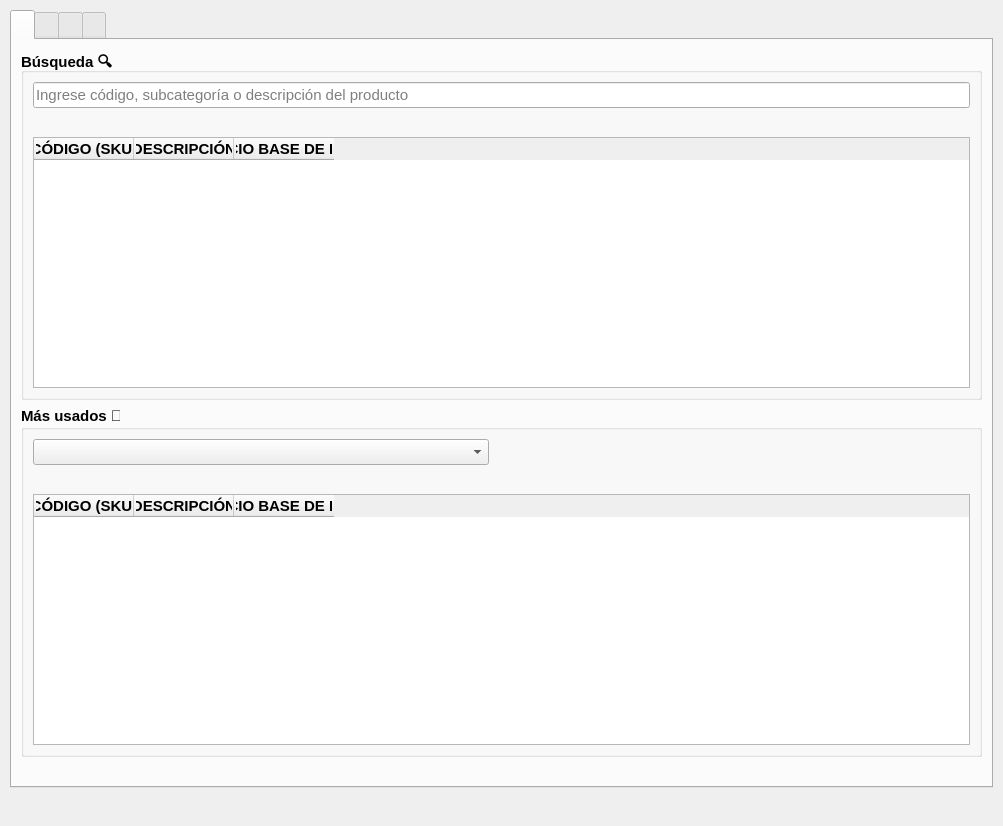
The window that ui/app.ui (angelogllrd/PrecioFacil) describes before a commit, drawn with Qt 5.
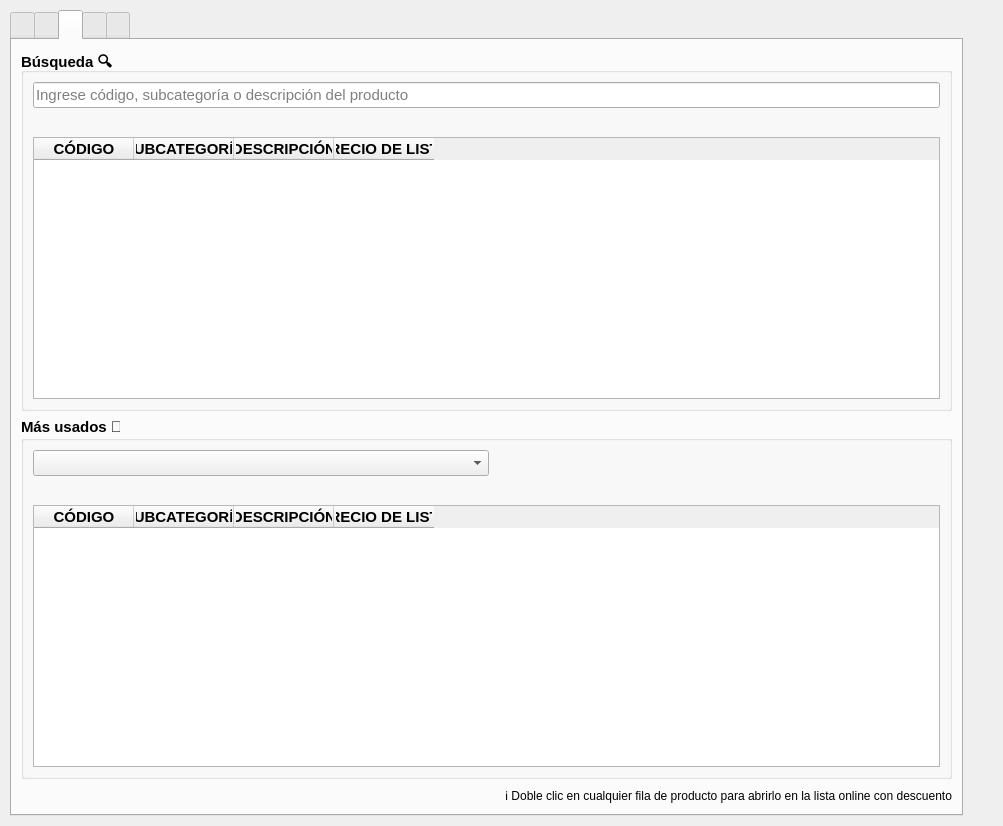
The same window after the commit. The open tabs and pages were chosen to show the change. Icons and pictures are not drawn.

Commit message: agregada lista de VTM, doble clic para abrir lista online, y pequeños cambios de interfaz

Diff of the .ui file:
```diff
--- a/ui/app.ui
+++ b/ui/app.ui
@@ -31,79 +31,21 @@
     <property name="bottomMargin">
      <number>10</number>
     </property>
-    <item row="1" column="0">
-     <layout class="QHBoxLayout" name="horizontalLayout">
+    <item row="0" column="1">
+     <layout class="QVBoxLayout" name="verticalLayout_5">
       <item>
-       <spacer name="horizontalSpacer_2">
+       <spacer name="verticalSpacer_3">
         <property name="orientation">
-         <enum>Qt::Orientation::Horizontal</enum>
+         <enum>Qt::Orientation::Vertical</enum>
         </property>
         <property name="sizeHint" stdset="0">
          <size>
-          <width>40</width>
-          <height>20</height>
+          <width>20</width>
+          <height>40</height>
          </size>
         </property>
        </spacer>
       </item>
-      <item>
-       <widget class="QPushButton" name="pushButton_theme">
-        <property name="maximumSize">
-         <size>
-          <width>24</width>
-          <height>16777215</height>
-         </size>
-        </property>
-        <property name="toolTip">
-         <string>Cambiar tema</string>
-        </property>
-        <property name="text">
-         <string/>
-        </property>
-        <property name="icon">
-         <iconset>
-          <normaloff>resources/icons/icon_mode_dark.svg</normaloff>resources/icons/icon_mode_dark.svg</iconset>
-        </property>
-        <property name="iconSize">
-         <size>
-          <width>20</width>
-          <height>20</height>
-         </size>
-        </property>
-        <property name="flat">
-         <bool>true</bool>
-        </property>
-       </widget>
-      </item>
-      <item>
-       <widget class="QPushButton" name="pushButton_config">
-        <property name="maximumSize">
-         <size>
-          <width>24</width>
-          <height>16777215</height>
-         </size>
-        </property>
-        <property name="toolTip">
-         <string>Configuración</string>
-        </property>
-        <property name="text">
-         <string/>
-        </property>
-        <property name="icon">
-         <iconset>
-          <normaloff>resources/icons/icon_config_dark.svg</normaloff>resources/icons/icon_config_dark.svg</iconset>
-        </property>
-        <property name="iconSize">
-         <size>
-          <width>20</width>
-          <height>20</height>
-         </size>
-        </property>
-        <property name="flat">
-         <bool>true</bool>
-        </property>
-       </widget>
-      </item>
       <item>
        <widget class="QPushButton" name="pushButton_about">
         <property name="maximumSize">
@@ -133,6 +75,64 @@
         </property>
        </widget>
       </item>
+      <item>
+       <widget class="QPushButton" name="pushButton_config">
+        <property name="maximumSize">
+         <size>
+          <width>24</width>
+          <height>16777215</height>
+         </size>
+        </property>
+        <property name="toolTip">
+         <string>Configuración</string>
+        </property>
+        <property name="text">
+         <string/>
+        </property>
+        <property name="icon">
+         <iconset>
+          <normaloff>resources/icons/icon_config_dark.svg</normaloff>resources/icons/icon_config_dark.svg</iconset>
+        </property>
+        <property name="iconSize">
+         <size>
+          <width>20</width>
+          <height>20</height>
+         </size>
+        </property>
+        <property name="flat">
+         <bool>true</bool>
+        </property>
+       </widget>
+      </item>
+      <item>
+       <widget class="QPushButton" name="pushButton_theme">
+        <property name="maximumSize">
+         <size>
+          <width>24</width>
+          <height>16777215</height>
+         </size>
+        </property>
+        <property name="toolTip">
+         <string>Cambiar tema</string>
+        </property>
+        <property name="text">
+         <string/>
+        </property>
+        <property name="icon">
+         <iconset>
+          <normaloff>resources/icons/icon_mode_dark.svg</normaloff>resources/icons/icon_mode_dark.svg</iconset>
+        </property>
+        <property name="iconSize">
+         <size>
+          <width>20</width>
+          <height>20</height>
+         </size>
+        </property>
+        <property name="flat">
+         <bool>true</bool>
+        </property>
+       </widget>
+      </item>
      </layout>
     </item>
     <item row="0" column="0">
@@ -185,6 +185,9 @@
                <property name="placeholderText">
                 <string>Ingrese código, subcategoría o descripción del producto</string>
                </property>
+               <property name="clearButtonEnabled">
+                <bool>true</bool>
+               </property>
               </widget>
              </item>
              <item row="1" column="0">
@@ -385,17 +388,46 @@
            </widget>
           </item>
           <item>
-           <widget class="QLabel" name="label_validity_date_hh">
-            <property name="font">
-             <font>
-              <pointsize>9</pointsize>
-              <italic>false</italic>
-             </font>
-            </property>
-            <property name="text">
-             <string/>
-            </property>
-           </widget>
+           <layout class="QHBoxLayout" name="horizontalLayout_8">
+            <item>
+             <widget class="QLabel" name="label_validity_date_hh">
+              <property name="font">
+               <font>
+                <pointsize>9</pointsize>
+                <italic>false</italic>
+               </font>
+              </property>
+              <property name="text">
+               <string/>
+              </property>
+             </widget>
+            </item>
+            <item>
+             <spacer name="horizontalSpacer_7">
+              <property name="orientation">
+               <enum>Qt::Orientation::Horizontal</enum>
+              </property>
+              <property name="sizeHint" stdset="0">
+               <size>
+                <width>40</width>
+                <height>20</height>
+               </size>
+              </property>
+             </spacer>
+            </item>
+            <item>
+             <widget class="QLabel" name="label_3">
+              <property name="font">
+               <font>
+                <pointsize>9</pointsize>
+               </font>
+              </property>
+              <property name="text">
+               <string>ℹ️ Doble clic en cualquier fila de producto para abrirlo en la lista online con descuento</string>
+              </property>
+             </widget>
+            </item>
+           </layout>
           </item>
          </layout>
         </item>
@@ -635,7 +667,311 @@
            </widget>
           </item>
           <item>
-           <widget class="QLabel" name="label_validity_date_etma">
+           <layout class="QHBoxLayout" name="horizontalLayout">
+            <item>
+             <widget class="QLabel" name="label_validity_date_etma">
+              <property name="font">
+               <font>
+                <pointsize>9</pointsize>
+                <italic>false</italic>
+               </font>
+              </property>
+              <property name="text">
+               <string/>
+              </property>
+             </widget>
+            </item>
+            <item>
+             <spacer name="horizontalSpacer_2">
+              <property name="orientation">
+               <enum>Qt::Orientation::Horizontal</enum>
+              </property>
+              <property name="sizeHint" stdset="0">
+               <size>
+                <width>40</width>
+                <height>20</height>
+               </size>
+              </property>
+             </spacer>
+            </item>
+            <item>
+             <widget class="QLabel" name="label">
+              <property name="font">
+               <font>
+                <pointsize>9</pointsize>
+               </font>
+              </property>
+              <property name="text">
+               <string>ℹ️ Doble clic en cualquier fila de producto para abrirlo en la lista online con descuento</string>
+              </property>
+             </widget>
+            </item>
+           </layout>
+          </item>
+         </layout>
+        </item>
+       </layout>
+      </widget>
+      <widget class="QWidget" name="tab_vtm">
+       <attribute name="icon">
+        <iconset>
+         <normaloff>../resources/img/brands/vtm.png</normaloff>../resources/img/brands/vtm.png</iconset>
+       </attribute>
+       <attribute name="title">
+        <string/>
+       </attribute>
+       <layout class="QGridLayout" name="gridLayout_13">
+        <item row="0" column="0">
+         <layout class="QVBoxLayout" name="verticalLayout_4">
+          <item>
+           <widget class="QGroupBox" name="groupBox_9">
+            <property name="font">
+             <font>
+              <pointsize>11</pointsize>
+              <bold>true</bold>
+             </font>
+            </property>
+            <property name="title">
+             <string>Búsqueda 🔍</string>
+            </property>
+            <layout class="QGridLayout" name="gridLayout_14">
+             <item row="1" column="0">
+              <widget class="QLabel" name="label_search_vtm">
+               <property name="font">
+                <font>
+                 <pointsize>11</pointsize>
+                 <bold>false</bold>
+                </font>
+               </property>
+               <property name="text">
+                <string/>
+               </property>
+              </widget>
+             </item>
+             <item row="0" column="0">
+              <widget class="QLineEdit" name="lineEdit_search_vtm">
+               <property name="font">
+                <font>
+                 <pointsize>11</pointsize>
+                 <bold>false</bold>
+                </font>
+               </property>
+               <property name="placeholderText">
+                <string>Ingrese código, subcategoría o descripción del producto</string>
+               </property>
+               <property name="clearButtonEnabled">
+                <bool>true</bool>
+               </property>
+              </widget>
+             </item>
+             <item row="2" column="0">
+              <widget class="QTableWidget" name="tableWidget_search_vtm">
+               <property name="font">
+                <font>
+                 <pointsize>11</pointsize>
+                 <bold>false</bold>
+                </font>
+               </property>
+               <property name="editTriggers">
+                <set>QAbstractItemView::EditTrigger::NoEditTriggers</set>
+               </property>
+               <property name="alternatingRowColors">
+                <bool>true</bool>
+               </property>
+               <property name="selectionMode">
+                <enum>QAbstractItemView::SelectionMode::SingleSelection</enum>
+               </property>
+               <property name="selectionBehavior">
+                <enum>QAbstractItemView::SelectionBehavior::SelectRows</enum>
+               </property>
+               <attribute name="verticalHeaderVisible">
+                <bool>false</bool>
+               </attribute>
+               <column>
+                <property name="text">
+                 <string>CÓDIGO</string>
+                </property>
+                <property name="font">
+                 <font>
+                  <pointsize>11</pointsize>
+                  <bold>true</bold>
+                 </font>
+                </property>
+               </column>
+               <column>
+                <property name="text">
+                 <string>SUBCATEGORÍA</string>
+                </property>
+                <property name="font">
+                 <font>
+                  <pointsize>11</pointsize>
+                  <bold>true</bold>
+                 </font>
+                </property>
+               </column>
+               <column>
+                <property name="text">
+                 <string>DESCRIPCIÓN</string>
+                </property>
+                <property name="font">
+                 <font>
+                  <pointsize>11</pointsize>
+                  <bold>true</bold>
+                 </font>
+                </property>
+               </column>
+               <column>
+                <property name="text">
+                 <string>PRECIO DE LISTA</string>
+                </property>
+                <property name="font">
+                 <font>
+                  <pointsize>11</pointsize>
+                  <bold>true</bold>
+                 </font>
+                </property>
+               </column>
+              </widget>
+             </item>
+            </layout>
+           </widget>
+          </item>
+          <item>
+           <widget class="QGroupBox" name="groupBox_8">
+            <property name="font">
+             <font>
+              <pointsize>11</pointsize>
+              <bold>true</bold>
+             </font>
+            </property>
+            <property name="title">
+             <string>Más usados 🔥</string>
+            </property>
+            <layout class="QGridLayout" name="gridLayout_15">
+             <item row="2" column="0">
+              <widget class="QLabel" name="label_most_used_vtm">
+               <property name="font">
+                <font>
+                 <pointsize>11</pointsize>
+                 <bold>false</bold>
+                </font>
+               </property>
+               <property name="text">
+                <string/>
+               </property>
+              </widget>
+             </item>
+             <item row="3" column="0">
+              <widget class="QTableWidget" name="tableWidget_defaults_vtm">
+               <property name="font">
+                <font>
+                 <pointsize>11</pointsize>
+                 <bold>false</bold>
+                </font>
+               </property>
+               <property name="editTriggers">
+                <set>QAbstractItemView::EditTrigger::NoEditTriggers</set>
+               </property>
+               <property name="alternatingRowColors">
+                <bool>true</bool>
+               </property>
+               <property name="selectionMode">
+                <enum>QAbstractItemView::SelectionMode::SingleSelection</enum>
+               </property>
+               <property name="selectionBehavior">
+                <enum>QAbstractItemView::SelectionBehavior::SelectRows</enum>
+               </property>
+               <attribute name="verticalHeaderVisible">
+                <bool>false</bool>
+               </attribute>
+               <column>
+                <property name="text">
+                 <string>CÓDIGO</string>
+                </property>
+                <property name="font">
+                 <font>
+                  <pointsize>11</pointsize>
+                  <bold>true</bold>
+                 </font>
+                </property>
+               </column>
+               <column>
+                <property name="text">
+                 <string>SUBCATEGORÍA</string>
+                </property>
+                <property name="font">
+                 <font>
+                  <pointsize>11</pointsize>
+                  <bold>true</bold>
+                 </font>
+                </property>
+               </column>
+               <column>
+                <property name="text">
+                 <string>DESCRIPCIÓN</string>
+                </property>
+                <property name="font">
+                 <font>
+                  <pointsize>11</pointsize>
+                  <bold>true</bold>
+                 </font>
+                </property>
+               </column>
+               <column>
+                <property name="text">
+                 <string>PRECIO DE LISTA</string>
+                </property>
+                <property name="font">
+                 <font>
+                  <pointsize>11</pointsize>
+                  <bold>true</bold>
+                 </font>
+                </property>
+               </column>
+              </widget>
+             </item>
+             <item row="0" column="0">
+              <layout class="QHBoxLayout" name="horizontalLayout_3">
+               <item>
+                <widget class="QComboBox" name="comboBox_most_used_vtm">
+                 <property name="minimumSize">
+                  <size>
+                   <width>456</width>
+                   <height>0</height>
+                  </size>
+                 </property>
+                 <property name="font">
+                  <font>
+                   <pointsize>11</pointsize>
+                   <bold>false</bold>
+                  </font>
+                 </property>
+                </widget>
+               </item>
+               <item>
+                <spacer name="horizontalSpacer_5">
+                 <property name="orientation">
+                  <enum>Qt::Orientation::Horizontal</enum>
+                 </property>
+                 <property name="sizeHint" stdset="0">
+                  <size>
+                   <width>40</width>
+                   <height>20</height>
+                  </size>
+                 </property>
+                </spacer>
+               </item>
+              </layout>
+             </item>
+            </layout>
+           </widget>
+          </item>
+         </layout>
+        </item>
+        <item row="1" column="0">
+         <layout class="QHBoxLayout" name="horizontalLayout_6">
+          <item>
+           <widget class="QLabel" name="label_validity_date_vtm">
             <property name="font">
              <font>
               <pointsize>9</pointsize>
@@ -647,6 +983,31 @@
             </property>
            </widget>
           </item>
+          <item>
+           <spacer name="horizontalSpacer_6">
+            <property name="orientation">
+             <enum>Qt::Orientation::Horizontal</enum>
+            </property>
+            <property name="sizeHint" stdset="0">
+             <size>
+              <width>40</width>
+              <height>20</height>
+             </size>
+            </property>
+           </spacer>
+          </item>
+          <item>
+           <widget class="QLabel" name="label_2">
+            <property name="font">
+             <font>
+              <pointsize>9</pointsize>
+             </font>
+            </property>
+            <property name="text">
+             <string>ℹ️ Doble clic en cualquier fila de producto para abrirlo en la lista online con descuento</string>
+            </property>
+           </widget>
+          </item>
          </layout>
         </item>
        </layout>
```
Left out of the diff: 7 changed lines with no effect on the pictures. The commit also changes 9 other files.
